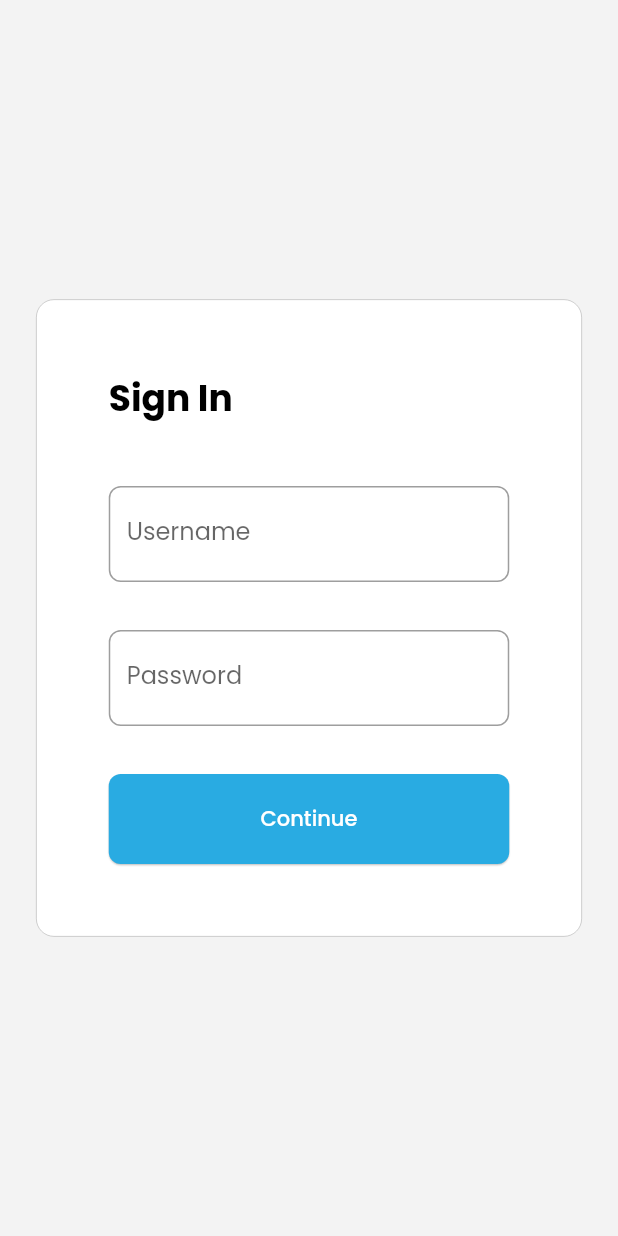
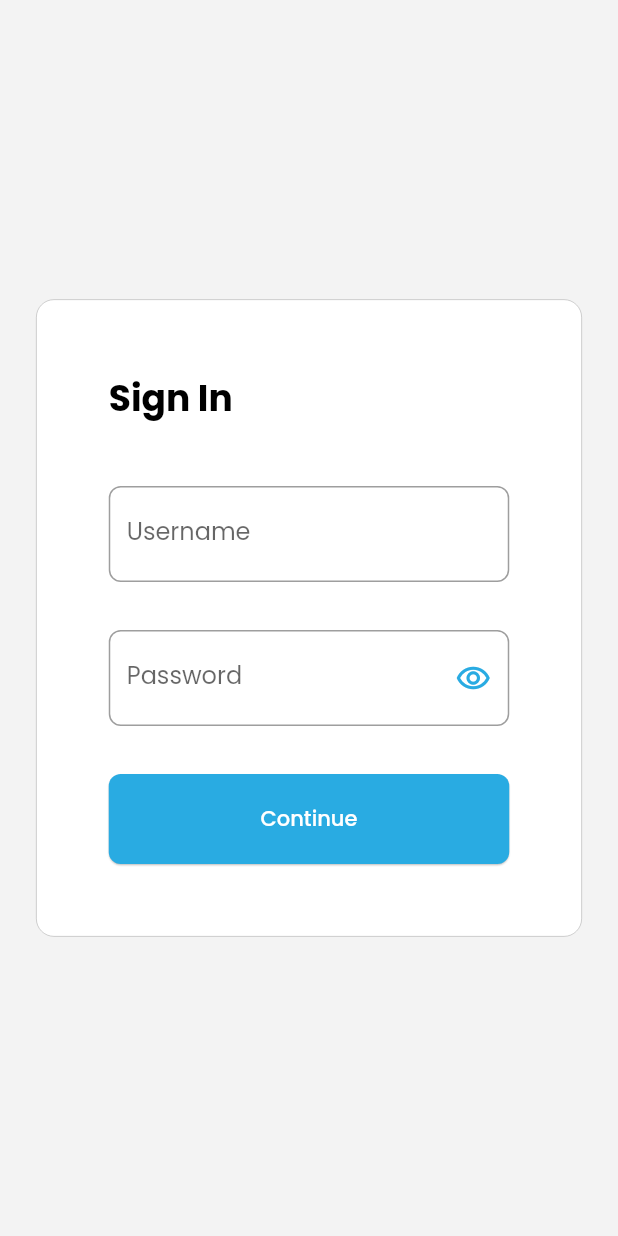
Before and after one commit to aditgocendra/main_cashier, a Flutter app: the SignInView screen opened by its route, on a phone screen of 412 x 824 dp. Run offline on Flutter 3.47's test engine with Material 2 defaults, Android fonts, the phone set to English and light mode, and no system bars; our stand-ins replace calendar_date_picker2, drift, dropdown_search, flutter_colorpicker, go_router, google_fonts and 2 more; accounts and stored records are empty; generated files the repository leaves out were written again.

Commit message:
add control obsrcure password

```diff
--- a/lib/presentation/sign_in/sign_in_view.dart
+++ b/lib/presentation/sign_in/sign_in_view.dart
@@ -71,10 +71,24 @@ class SignInView extends StatelessWidget {
                     ),
                     TextFormField(
                       controller: tecPassword,
-                      obscureText: true,
-                      decoration: DecorationUtils.textFieldDecoration(
-                        hint: "Example : ********",
-                        label: "Password",
+                      obscureText: controller.isObscurePass,
+                      decoration: InputDecoration(
+                        fillColor: Colors.white60,
+                        hintText: "*******",
+                        label: const Text("Password"),
+                        suffixIcon: IconButton(
+                          icon: Icon(
+                            controller.isObscurePass
+                                ? Icons.remove_red_eye
+                                : Icons.remove_red_eye_outlined,
+                            color: controller.isObscurePass
+                                ? colorApp.primaryLight
+                                : colorApp.primary,
+                          ),
+                          onPressed: () {
+                            controller.toogleObscurePass();
+                          },
+                        ),
                       ),
                       validator: (value) {
                         if (value == null || value.isEmpty) {
```
Also changed, not shown: lib/presentation/sign_in/sign_in_controller.dart (+14 -0 lines).
